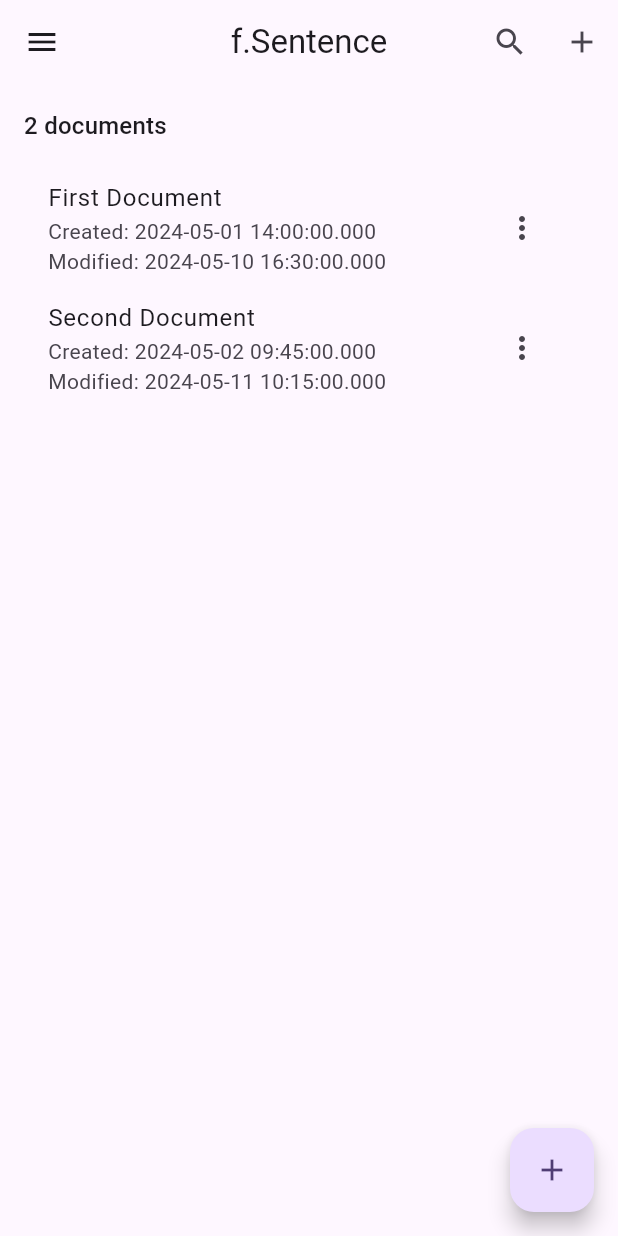
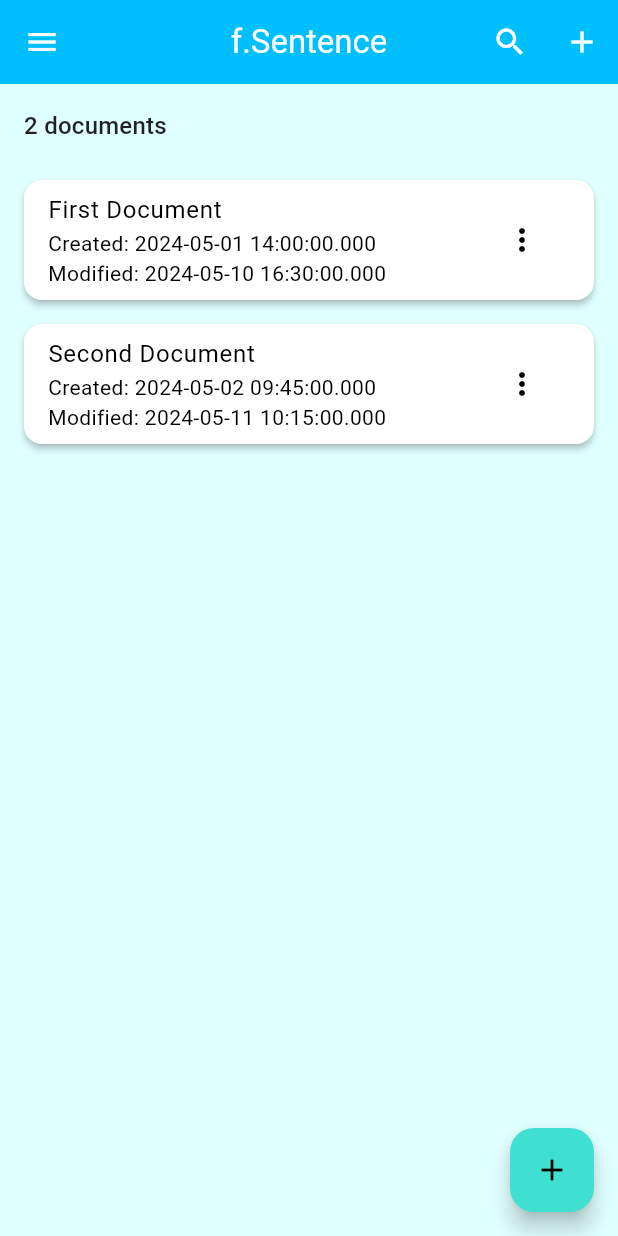
Before and after one commit to ZoranJeremic/f.Sentence, a Flutter app: the screen it shows after launch, on a phone screen of 412 x 824 dp. Run offline on Flutter 3.47's test engine with Material 3 defaults, Android fonts, the phone set to English and light mode, and no system bars; drawn by our look-alikes of dynamic_color; Roboto replaces fonts that are missing (Frutiger).

Commit message:
Update main.dart

```diff
--- a/lib/main.dart
+++ b/lib/main.dart
@@ -1,33 +1,90 @@
 import 'package:flutter/material.dart';
-import 'package:dynamic_color/dynamic_color.dart';
 
 void main() => runApp(MyApp());
 
 class MyApp extends StatelessWidget {
+  // Definišemo osnovne **Frutiger Aero** boje
+  final Color aeroPrimary = Color(0xFF00BFFF); // Svetlo plava
+  final Color aeroSecondary = Color(0xFFB0E0E6); // Plavičasto bela
+  final Color aeroAccent = Color(0xFF40E0D0); // Tirkizna
+  final Color aeroBackground = Color(0xFFE0FFFF); // Svetlo plava pozadina
+  final Color aeroSurface = Color(0xFFFFFFFF); // Bela površina
+
+  // Boje za tamni režim
+  final Color aeroDarkPrimary = Color(0xFF009ACD); // Tamno plava
+  final Color aeroDarkBackground = Color(0xFF121212); // Skoro crna
+  final Color aeroDarkSurface = Color(0xFF1E1E1E); // Tamna površina
+
   @override
   Widget build(BuildContext context) {
-    return DynamicColorBuilder(
-      builder: (lightColorScheme, darkColorScheme) {
     return MaterialApp(
       title: 'f.Sentence',
       theme: ThemeData(
         useMaterial3: true,
-            colorScheme: lightColorScheme ?? ColorScheme.fromSeed(
-              seedColor: Colors.deepPurple,
         brightness: Brightness.light,
+        colorScheme: ColorScheme(
+          brightness: Brightness.light,
+          primary: aeroPrimary,
+          onPrimary: Colors.white,
+          secondary: aeroSecondary,
+          onSecondary: Colors.black,
+          background: aeroBackground,
+          onBackground: Colors.black,
+          surface: aeroSurface,
+          onSurface: Colors.black,
+          error: Colors.redAccent,
+          onError: Colors.white,
+        ),
+        scaffoldBackgroundColor: aeroBackground,
+        appBarTheme: AppBarTheme(
+          backgroundColor: aeroPrimary,
+          foregroundColor: Colors.white,
+          centerTitle: true,
+        ),
+        floatingActionButtonTheme: FloatingActionButtonThemeData(
+          backgroundColor: aeroAccent,
+          foregroundColor: Colors.black,
+        ),
+        textTheme: ThemeData.light().textTheme.apply(
+              fontFamily: 'Frutiger',
+              bodyColor: Colors.black87,
+              displayColor: Colors.black87,
             ),
       ),
       darkTheme: ThemeData(
         useMaterial3: true,
-            colorScheme: darkColorScheme ?? ColorScheme.fromSeed(
-              seedColor: Colors.deepPurple,
         brightness: Brightness.dark,
+        colorScheme: ColorScheme(
+          brightness: Brightness.dark,
+          primary: aeroDarkPrimary,
+          onPrimary: Colors.white,
+          secondary: aeroAccent,
+          onSecondary: Colors.black,
+          background: aeroDarkBackground,
+          onBackground: Colors.white,
+          surface: aeroDarkSurface,
+          onSurface: Colors.white,
+          error: Colors.redAccent,
+          onError: Colors.white,
+        ),
+        scaffoldBackgroundColor: aeroDarkBackground,
+        appBarTheme: AppBarTheme(
+          backgroundColor: aeroDarkPrimary,
+          foregroundColor: Colors.white,
+          centerTitle: true,
+        ),
+        floatingActionButtonTheme: FloatingActionButtonThemeData(
+          backgroundColor: aeroAccent,
+          foregroundColor: Colors.black,
+        ),
+        textTheme: ThemeData.dark().textTheme.apply(
+              fontFamily: 'Frutiger',
+              bodyColor: Colors.white,
+              displayColor: Colors.white,
             ),
       ),
       themeMode: ThemeMode.system,
       home: HomeScreen(),
-        );
-      },
     );
   }
 }
@@ -65,12 +122,28 @@ class _HomeScreenState extends State<HomeScreen> {
   void _showPopupMenu(BuildContext context) {
     showModalBottomSheet(
       context: context,
+      backgroundColor: Theme.of(context).colorScheme.surface,
+      shape: RoundedRectangleBorder(
+        borderRadius: BorderRadius.vertical(top: Radius.circular(20)),
+      ),
       builder: (_) => Column(
         mainAxisSize: MainAxisSize.min,
         children: [
-          ListTile(leading: Icon(Icons.note_add), title: Text('New note')),
-          ListTile(leading: Icon(Icons.picture_as_pdf), title: Text('Open PDF')),
-          ListTile(leading: Icon(Icons.draw), title: Text('New drawing')),
+          ListTile(
+            leading: Icon(Icons.note_add, color: Theme.of(context).colorScheme.primary),
+            title: Text('New note'),
+            onTap: () {},
+          ),
+          ListTile(
+            leading: Icon(Icons.picture_as_pdf, color: Theme.of(context).colorScheme.primary),
+            title: Text('Open PDF'),
+            onTap: () {},
+          ),
+          ListTile(
+            leading: Icon(Icons.draw, color: Theme.of(context).colorScheme.primary),
+            title: Text('New drawing'),
+            onTap: () {},
+          ),
         ],
       ),
     );
@@ -92,34 +165,16 @@ class _HomeScreenState extends State<HomeScreen> {
   }
 
   Widget _buildDocumentCard(Document doc) {
-    return Dismissible(
-      key: Key(doc.title),
-      background: Container(
-        color: Colors.red,
-        alignment: Alignment.centerLeft,
-        padding: EdgeInsets.only(left: 20),
-        child: Icon(Icons.delete, color: Colors.white),
-      ),
-      secondaryBackground: Container(
-        color: Colors.blue,
-        alignment: Alignment.centerRight,
-        padding: EdgeInsets.only(right: 20),
-        child: Icon(Icons.archive, color: Colors.white),
-      ),
-      onDismissed: (direction) {
-        if (direction == DismissDirection.startToEnd) {
-          _onDelete(doc);
-        } else {
-          _onArchive(doc);
-        }
-      },
+    return Card(
+      elevation: 2,
+      margin: EdgeInsets.symmetric(vertical: 8),
       child: ListTile(
         title: Text(doc.title),
         subtitle: Column(
           crossAxisAlignment: CrossAxisAlignment.start,
           children: [
-            Text('Created: ${doc.created.toString()}'),
-            Text('Modified: ${doc.modified.toString()}'),
+            Text('Created: ${doc.created}'),
+            Text('Modified: ${doc.modified}'),
           ],
         ),
         trailing: PopupMenuButton<String>(
@@ -143,13 +198,6 @@ class _HomeScreenState extends State<HomeScreen> {
     return Scaffold(
       appBar: AppBar(
         title: Text('f.Sentence'),
-        centerTitle: true,
-        leading: Builder(
-          builder: (context) => IconButton(
-            icon: Icon(Icons.menu),
-            onPressed: () => Scaffold.of(context).openDrawer(),
-          ),
-        ),
         actions: [
           IconButton(
             icon: Icon(Icons.search),
@@ -180,9 +228,7 @@ class _HomeScreenState extends State<HomeScreen> {
             ListTile(
               leading: Icon(Icons.folder),
               title: Text('Your documents'),
-              onTap: () {
-                Navigator.pop(context);
-              },
+              onTap: () => Navigator.pop(context),
             ),
             ListTile(
               leading: Icon(Icons.star),
```
Lines whose indentation alone changed are shown as unchanged.
